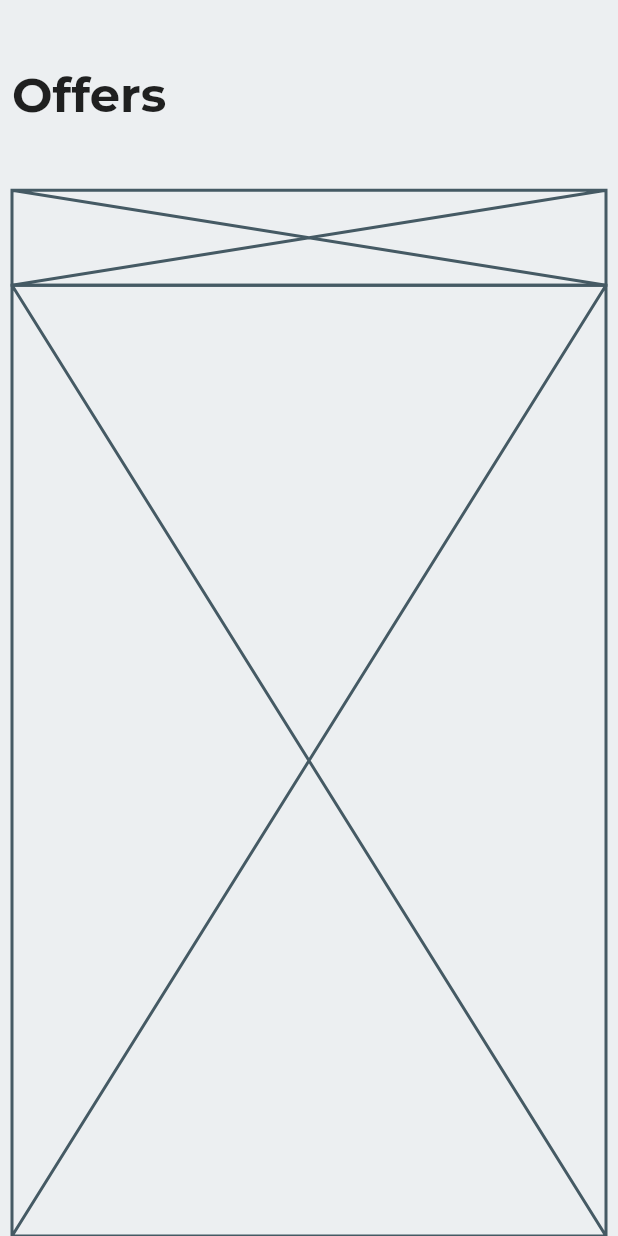
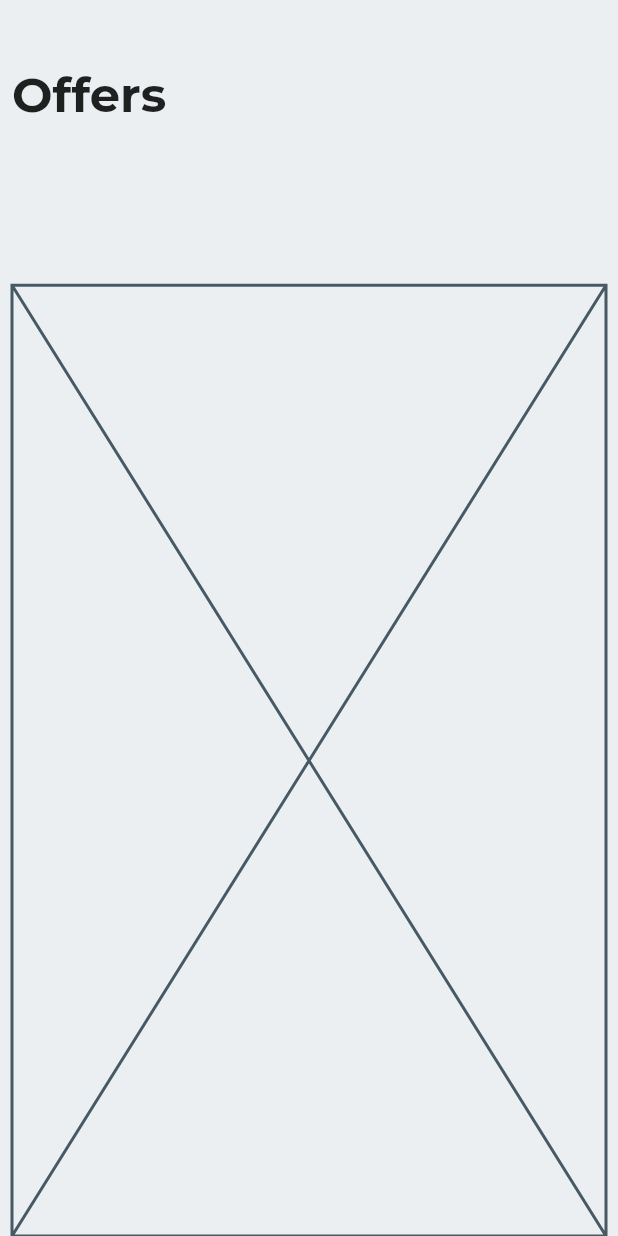
Before and after one commit to JAICHANGPARK/flutter_notebook_11th_story, a Flutter app: the screen it shows after launch, on a phone screen of 412 x 824 dp. Run offline on Flutter 3.47's test engine with Material 2 defaults, Android fonts, the phone set to English and light mode, and no system bars; our stand-ins replace backdrop, badges, flutter_inner_drawer, flutter_slidable, flutter_swiper, google_fonts.

Commit message:
Update offers_home_page.dart

```diff
--- a/lib/ep741_offers_app/ui/offers_home_page.dart
+++ b/lib/ep741_offers_app/ui/offers_home_page.dart
@@ -30,7 +30,11 @@ class _OffersHomePageState extends State<OffersHomePage> {
                     ),
                   )),
               Expanded(
-                  flex:1,child: Placeholder()),
+                  flex:1,child: Row(
+                children: [
+
+                ],
+              )),
               Expanded(
                   flex: 10,
                   child: Placeholder()),
```
